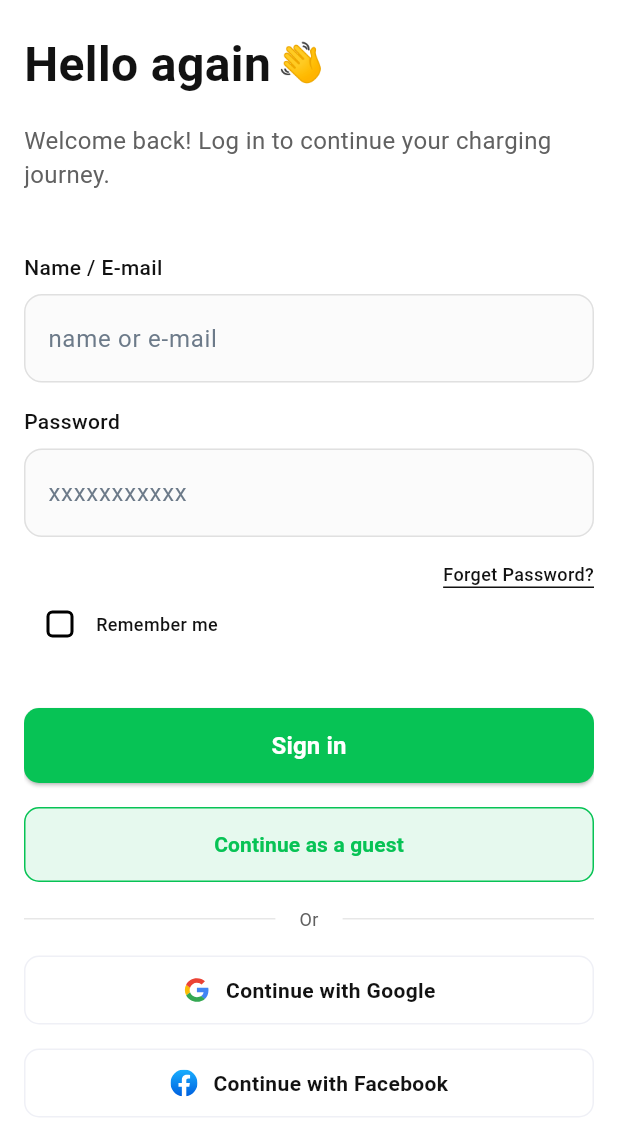
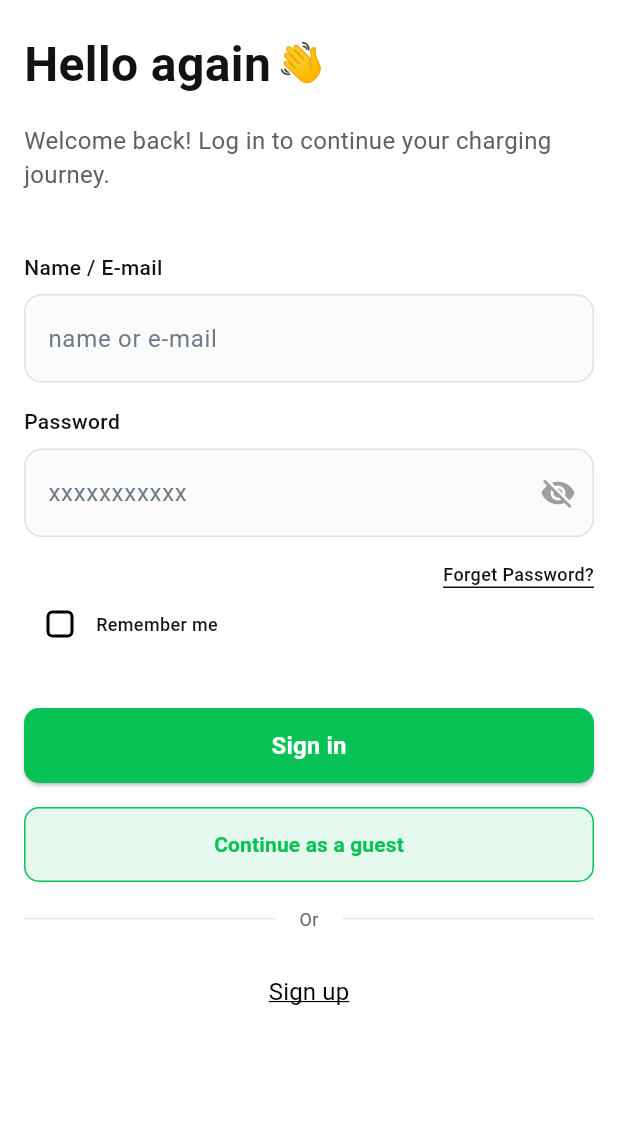
Before and after one commit to michaelsam94/mp-mobile, a Flutter app: the LoginScreenUI screen opened directly, on a phone screen of 412 x 824 dp, the part 96-1236 px from its top. Run offline on Flutter 3.47's test engine with Material 3 defaults, Android fonts, the phone set to English and light mode, and no system bars; our stand-ins replace bloc, dio, dotted_border, flutter_bloc, flutter_svg, flutter_widget_from_html and 5 more; missing offline and left inert: mobile_scanner; accounts and stored records are empty; network calls fail; project files that could hold a hidden picture were left out.

Commit message:
feat: Add password visibility toggle, fix charging history parsing, and improve map UX
- Add password visibility toggle icon to login and complete profile screens
- Fix complete profile password field to accept only numbers
- Fix charging history parsing error by using double.parse instead of int.parse for decimal values
- Remove remaining time display from charger screen
- Add auto-zoom to user location on map first load
- Remove zoom controls (+/-) from map and add locate me button

```diff
--- a/lib/presentation/auth/login/login_screen.dart
+++ b/lib/presentation/auth/login/login_screen.dart
@@ -20,12 +20,18 @@ class LoginScreen extends StatelessWidget {
   }
 }
 
-class LoginScreenUI extends StatelessWidget {
+class LoginScreenUI extends StatefulWidget {
+  const LoginScreenUI({super.key});
+
+  @override
+  State<LoginScreenUI> createState() => _LoginScreenUIState();
+}
+
+class _LoginScreenUIState extends State<LoginScreenUI> {
   final emailController = TextEditingController();
   final passwordController = TextEditingController();
   final formKey = GlobalKey<FormState>();
-
-  LoginScreenUI({super.key});
+  bool _obscurePassword = true;
 
   @override
   Widget build(BuildContext context) {
@@ -125,7 +131,7 @@ class LoginScreenUI extends StatelessWidget {
 
                   TextFormField(
                     controller: passwordController,
-                    obscureText: true,
+                    obscureText: _obscurePassword,
                     decoration: InputDecoration(
                       hintText: 'xxxxxxxxxxx',
                       border: OutlineInputBorder(
@@ -134,6 +140,19 @@ class LoginScreenUI extends StatelessWidget {
                       ),
                       fillColor: Color(0xffFBFBFB),
                       filled: true,
+                      suffixIcon: IconButton(
+                        icon: Icon(
+                          _obscurePassword
+                              ? Icons.visibility_off
+                              : Icons.visibility,
+                          color: Colors.grey,
+                        ),
+                        onPressed: () {
+                          setState(() {
+                            _obscurePassword = !_obscurePassword;
+                          });
+                        },
+                      ),
                     ),
                     validator: (value) {
                       final text = value ?? '';
@@ -301,55 +320,7 @@ class LoginScreenUI extends StatelessWidget {
                     ],
                   ),
 
-                  Container(
-                    width: context.width(),
-                    padding: EdgeInsets.all(12),
-                    decoration: BoxDecoration(
-                      borderRadius: BorderRadius.circular(10),
-                      border: Border.all(color: Color(0xffEFF0F6)),
-                    ),
 
-                    child: Row(
-                      spacing: 10,
-                      mainAxisAlignment: MainAxisAlignment.center,
-                      children: [
-                        SvgPicture.asset("assets/icons/google.svg"),
-                        Text(
-                          "Continue with Google",
-                          style: TextStyle(
-                            fontSize: 14,
-                            color: Color(0xff121212),
-                            fontWeight: FontWeight.w600,
-                          ),
-                        ),
-                      ],
-                    ),
-                  ),
-                  SizedBox(height: 16),
-                  Container(
-                    width: context.width(),
-                    padding: EdgeInsets.all(12),
-                    decoration: BoxDecoration(
-                      borderRadius: BorderRadius.circular(10),
-                      border: Border.all(color: Color(0xffEFF0F6)),
-                    ),
-
-                    child: Row(
-                      spacing: 10,
-                      mainAxisAlignment: MainAxisAlignment.center,
-                      children: [
-                        SvgPicture.asset("assets/icons/facebook.svg"),
-                        Text(
-                          "Continue with Facebook",
-                          style: TextStyle(
-                            fontSize: 14,
-                            color: Color(0xff121212),
-                            fontWeight: FontWeight.w600,
-                          ),
-                        ),
-                      ],
-                    ),
-                  ),
 
                   Center(
                     child: TextButton(
--- a/lib/presentation/auth/signup/cubit/sign_up_cubit.dart
+++ b/lib/presentation/auth/signup/cubit/sign_up_cubit.dart
@@ -160,6 +160,7 @@ class SignUpCubit extends Cubit<SignUpState> {
           "mobile_number": phone,
           "country_code": countryCode,
           "full_name": name,
+          "device_token": "device_token",
         }),
         auth: false,
       );
--- a/lib/presentation/history/history_model.dart
+++ b/lib/presentation/history/history_model.dart
@@ -115,7 +115,7 @@ class ChargingSession {
   // Helper getters
   String get displayCost => cost ?? '0';
   String get displayKwh => kwh != null
-      ? '${(int.parse(kwh!) / 1000).toStringAsFixed(1)} kWh'
+      ? '${double.parse(kwh!).toStringAsFixed(1)} kWh'
       : '0 kWh';
   String get displayDuration => duration ?? '0 hr 0 min';
   bool get isActive => status == 'on';
```
Also changed, not shown: lib/presentation/auth/completeProfile/complete_profile_screen.dart (+19 -2 lines), lib/presentation/history/cubit/history_cubit.dart (+4 -4 lines), lib/presentation/map/charger_screen.dart (+0 -8 lines), lib/presentation/map/map_cubit/map_cubit.dart (+14 -21 lines), lib/presentation/map/map_screen.dart (+18 -44 lines).
